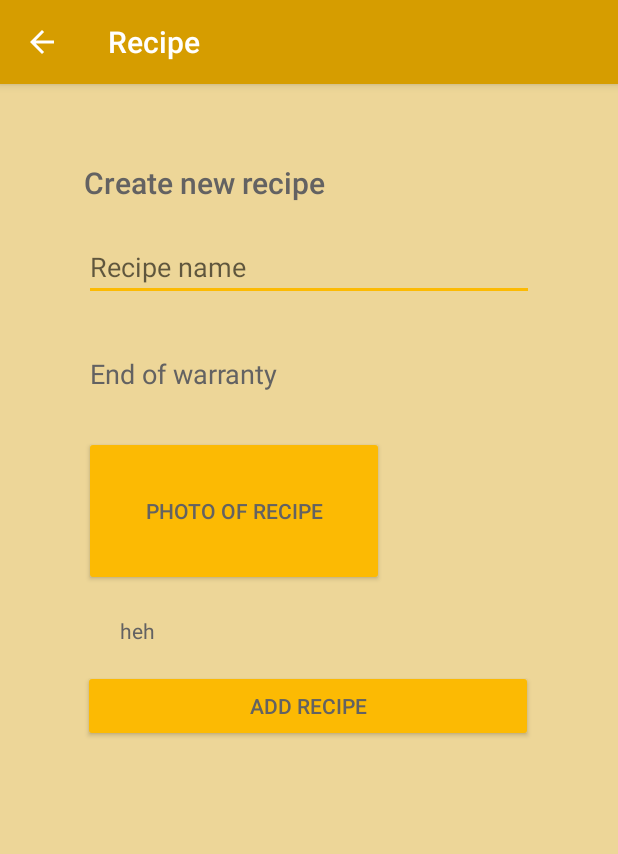
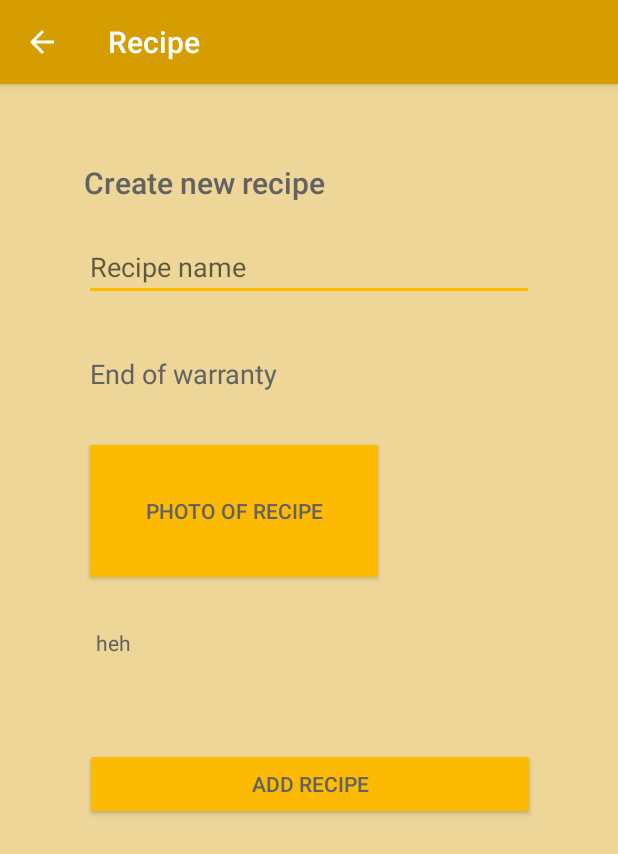
Before and after one commit to PiotrKedra/RecipeAndroidApp, an Android app: the RecipeForm screen opened directly, with no data from a screen before it, on a phone screen of 412 x 824 dp. Shown: the top 854 px of the screen. Run offline under Robolectric (Android 15) with nearby library versions, the phone set to English and light mode, and no system bars.

```diff
--- a/app/src/main/res/layout/activity_recipe_form.xml
+++ b/app/src/main/res/layout/activity_recipe_form.xml
@@ -11,11 +11,11 @@
         style="@style/recepieBtn"
         android:layout_width="300dp"
         android:layout_height="wrap_content"
-        android:layout_marginTop="180dp"
+        android:layout_marginTop="232dp"
         android:onClick="saveRecipe"
         android:text="Add Recipe"
         app:layout_constraintEnd_toEndOf="parent"
-        app:layout_constraintHorizontal_bias="0.495"
+        app:layout_constraintHorizontal_bias="0.504"
         app:layout_constraintStart_toStartOf="parent"
         app:layout_constraintTop_toBottomOf="@+id/recipeEndOfWarrantyField" />
 
@@ -85,8 +85,8 @@
         android:id="@+id/msgView"
         android:layout_width="165dp"
         android:layout_height="54dp"
-        android:layout_marginStart="80dp"
-        android:layout_marginTop="20dp"
+        android:layout_marginStart="64dp"
+        android:layout_marginTop="28dp"
         android:text="heh"
         app:layout_constraintStart_toStartOf="parent"
         app:layout_constraintTop_toBottomOf="@+id/photoButton" />
```
